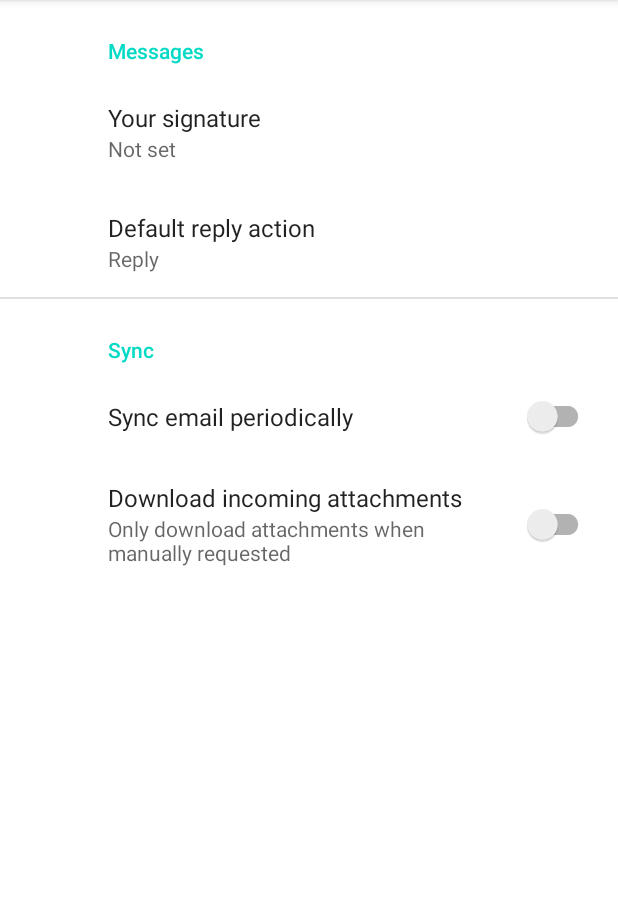
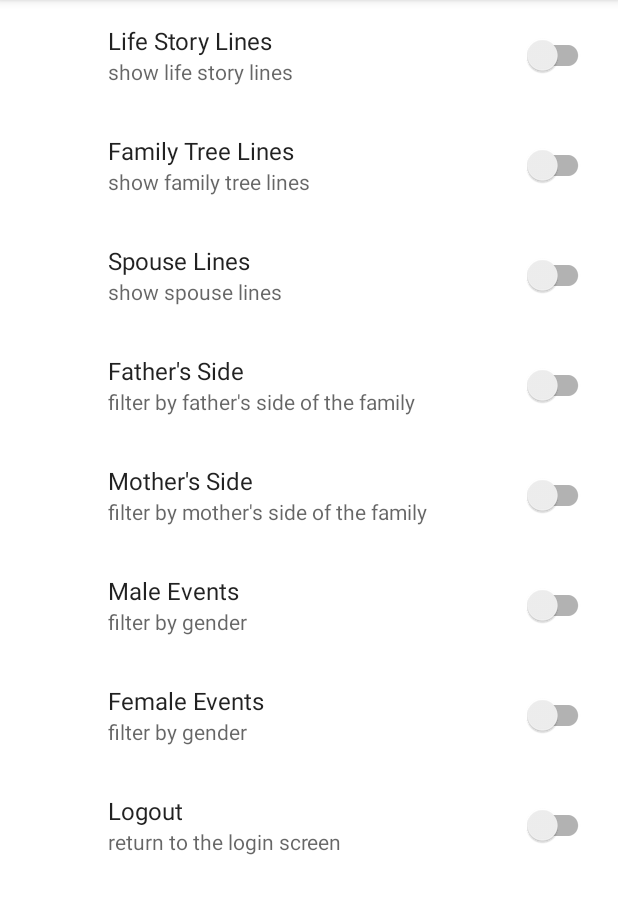
Before and after one commit to dpettingill/java_and_android, an Android app: the SettingsActivity screen opened directly, with no data from a screen before it, on a phone screen of 412 x 824 dp, the part 84-998 px from its top. Run offline under Robolectric (Android 15) with nearby library versions, the phone set to English and light mode, and no system bars; our stand-ins replace androidx.preference.

Commit message:
Client settings layout finished

```diff
--- a/FamilyMapClient/app/src/main/res/values/arrays.xml
+++ /dev/null
@@ -1,12 +0,0 @@
-<resources>
-    <!-- Reply Preference -->
-    <string-array name="reply_entries">
-        <item>Reply</item>
-        <item>Reply to all</item>
-    </string-array>
-
-    <string-array name="reply_values">
-        <item>reply</item>
-        <item>reply_all</item>
-    </string-array>
-</resources>
--- a/FamilyMapClient/app/src/main/res/xml/root_preferences.xml
+++ b/FamilyMapClient/app/src/main/res/xml/root_preferences.xml
@@ -1,35 +1,44 @@
 <PreferenceScreen xmlns:app="http://schemas.android.com/apk/res-auto">
 
-    <PreferenceCategory app:title="@string/messages_header">
-
-        <EditTextPreference
-            app:key="signature"
-            app:title="@string/signature_title"
-            app:useSimpleSummaryProvider="true" />
-
-        <ListPreference
-            app:defaultValue="reply"
-            app:entries="@array/reply_entries"
-            app:entryValues="@array/reply_values"
-            app:key="reply"
-            app:title="@string/reply_title"
-            app:useSimpleSummaryProvider="true" />
-
-    </PreferenceCategory>
-
-    <PreferenceCategory app:title="@string/sync_header">
+        <SwitchPreferenceCompat
+            app:key="life-story"
+            app:summary="show life story lines"
+            app:title="Life Story Lines" />
 
         <SwitchPreferenceCompat
-            app:key="sync"
-            app:title="@string/sync_title" />
+            app:key="family-tree"
+            app:summary="show family tree lines"
+            app:title="Family Tree Lines" />
 
         <SwitchPreferenceCompat
-            app:dependency="sync"
-            app:key="attachment"
-            app:summaryOff="@string/attachment_summary_off"
-            app:summaryOn="@string/attachment_summary_on"
-            app:title="@string/attachment_title" />
+            app:key="spouse"
+            app:summary="show spouse lines"
+            app:title="Spouse Lines" />
 
-    </PreferenceCategory>
+        <SwitchPreferenceCompat
+            app:key="father-side"
+            app:summary="filter by father's side of the family"
+            app:title="Father's Side" />
+
+        <SwitchPreferenceCompat
+            app:key="mother-side"
+            app:summary="filter by mother's side of the family"
+            app:title="Mother's Side" />
+
+        <SwitchPreferenceCompat
+            app:key="male-event"
+            app:summary="filter by gender"
+            app:title="Male Events" />
+
+        <SwitchPreferenceCompat
+            app:key="female-event"
+            app:summary="filter by gender"
+            app:title="Female Events" />
+
+        <SwitchPreferenceCompat
+            app:key="logout"
+            app:summary="return to the login screen"
+            app:title="Logout" />
+
 
 </PreferenceScreen>
```
Also changed, not shown: 1 other file.
